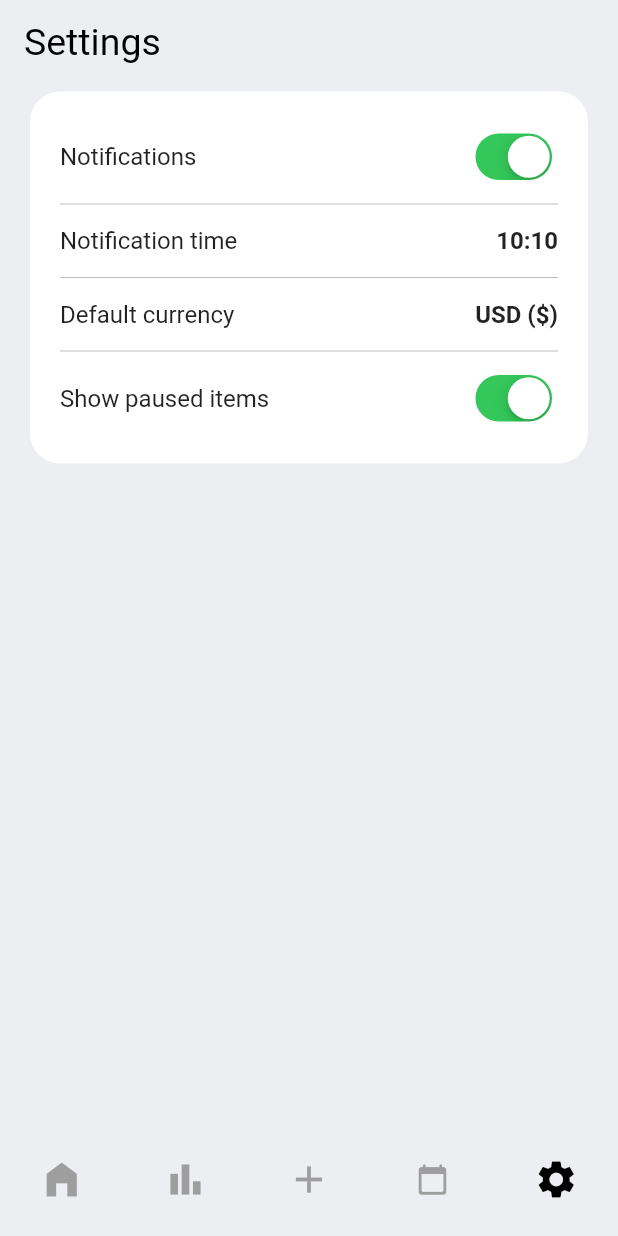
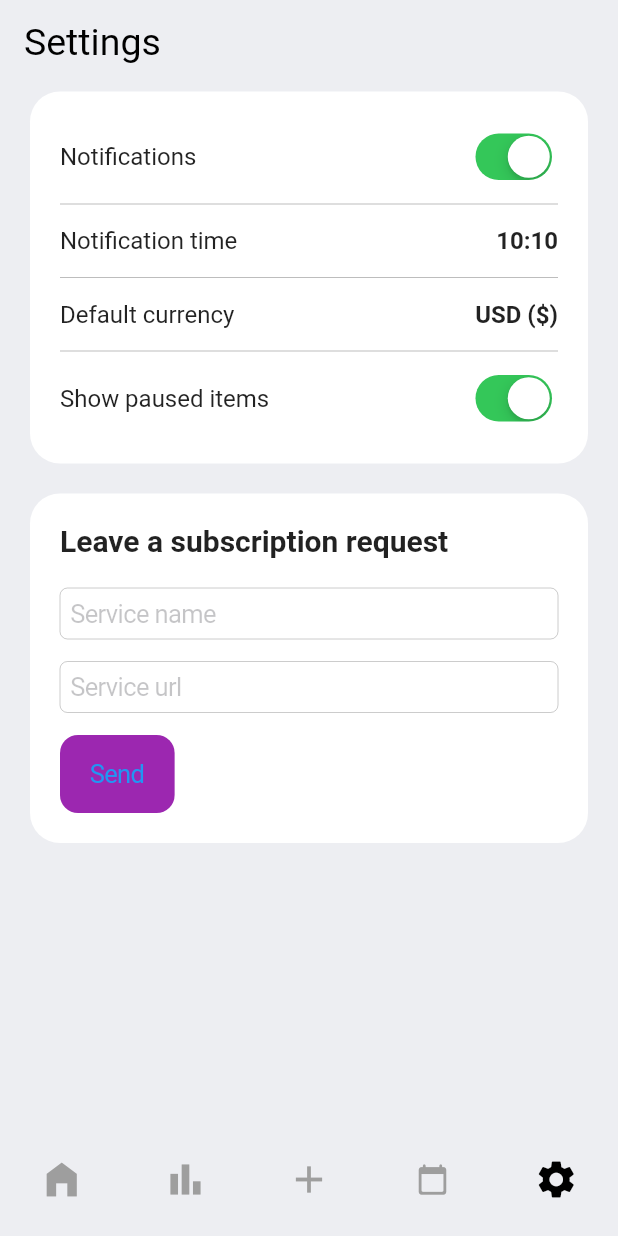
Before and after one commit to KislyakovS/subscription-tracker-flutter, a Flutter app: the screen it shows after launch, item 5 of the bottom bar chosen, on a phone screen of 412 x 824 dp. Run offline on Flutter 3.47's test engine with Material 2 defaults, Android fonts, the phone set to English and light mode, and no system bars; our stand-ins replace fl_chart, table_calendar; network calls fail.

Commit message:
Added form subscription request

```diff
--- a/lib/screens/settings_screen.dart
+++ b/lib/screens/settings_screen.dart
@@ -111,6 +111,43 @@ class SettingsScreen extends StatelessWidget {
               ),
             ),
           ),
+          SliverToBoxAdapter(
+            child: Container(
+              margin: const EdgeInsets.only(top: 20),
+              padding: const EdgeInsets.symmetric(horizontal: 20),
+              child: Container(
+                padding: const EdgeInsets.all(20),
+                decoration: BoxDecoration(
+                  color: Colors.white,
+                  borderRadius: BorderRadius.circular(20),
+                ),
+                child: Column(
+                  crossAxisAlignment: CrossAxisAlignment.start,
+                  children: [
+                    Text(
+                      'Leave a subscription request',
+                      style:
+                          TextStyle(fontSize: 20, fontWeight: FontWeight.bold),
+                    ),
+                    const SizedBox(height: 20),
+                    CupertinoTextField(
+                      placeholder: 'Service name',
+                    ),
+                    const SizedBox(height: 15),
+                    CupertinoTextField(
+                      placeholder: 'Service url',
+                    ),
+                    const SizedBox(height: 15),
+                    CupertinoButton(
+                      child: Text('Send'),
+                      onPressed: () {},
+                      color: Colors.purple,
+                    )
+                  ],
+                ),
+              ),
+            ),
+          )
         ],
       ),
     );
```
